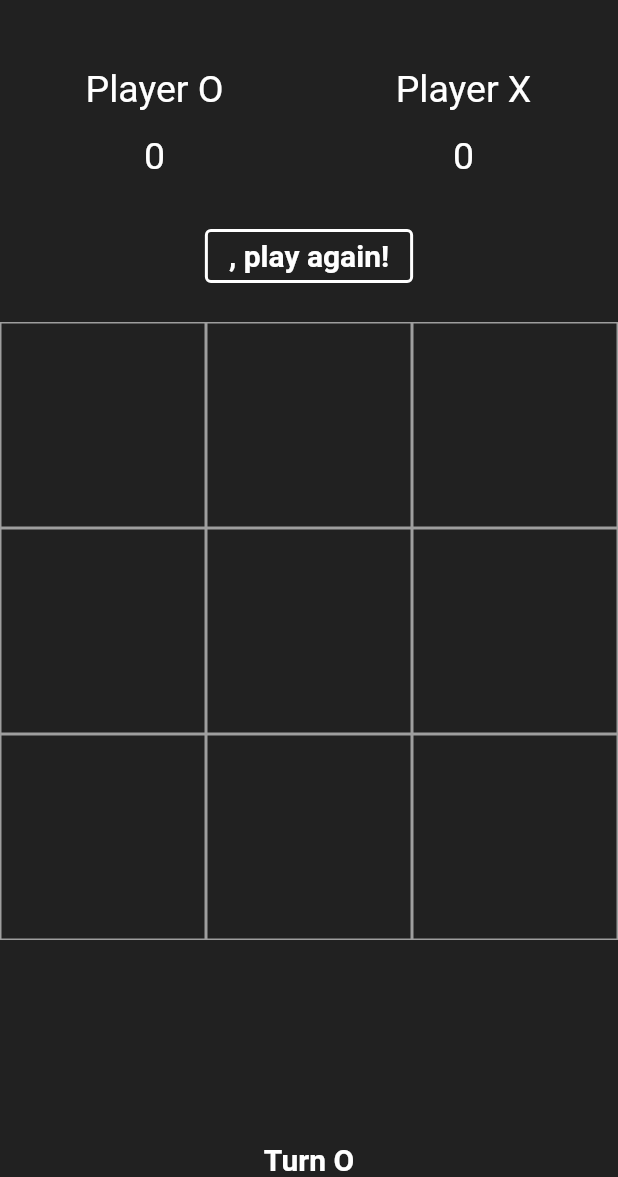
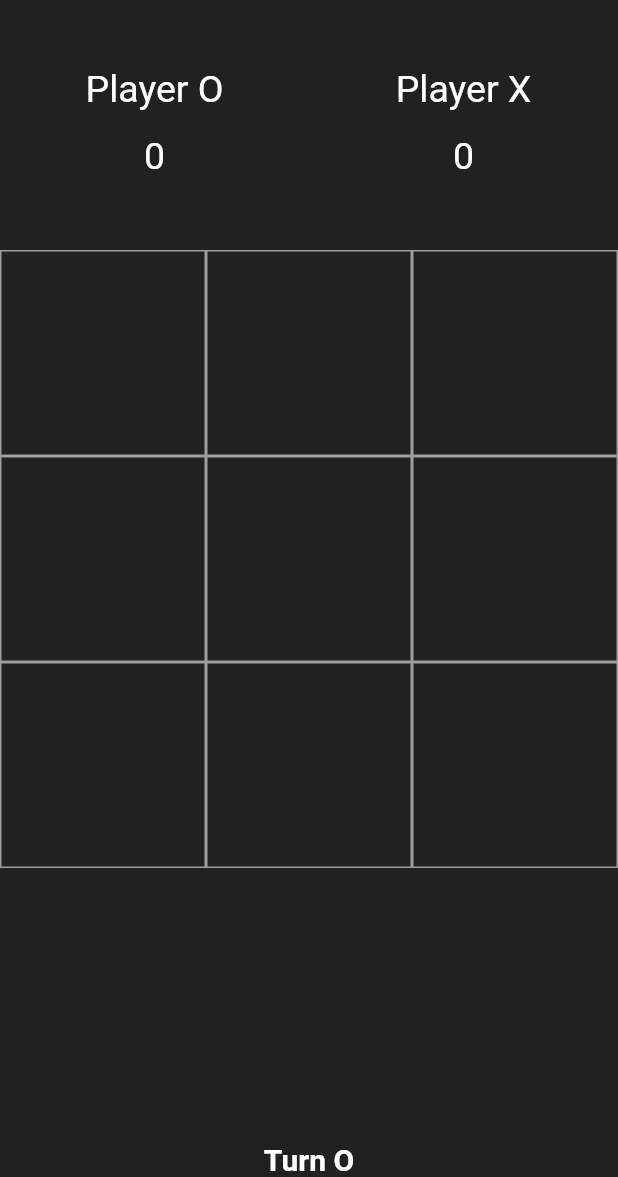
Before and after one commit to amirahmadadibi/tic_tac_toe, a Flutter app: the screen it shows after launch, on a phone screen of 412 x 824 dp, the part 59-1236 px from its top. Run offline on Flutter 3.47's test engine with Material 2 defaults, Android fonts, the phone set to English and light mode, and no system bars.

Commit message:
week7 E20 hanlde show result button using visibity widget

```diff
--- a/lib/screens/home_screen.dart
+++ b/lib/screens/home_screen.dart
@@ -58,7 +58,9 @@ class _HomeState extends State<Home> {
   }
 
   Widget getResultButton() {
-    return OutlinedButton(
+    return Visibility(
+      visible: gameHasResult,
+      child: OutlinedButton(
         style: OutlinedButton.styleFrom(
           primary: Colors.white,
           side: BorderSide(color: Colors.white, width: 2),
@@ -73,6 +75,7 @@ class _HomeState extends State<Home> {
           '$winnerTitle, play again!',
           style: TextStyle(
               color: Colors.white, fontSize: 20, fontWeight: FontWeight.bold),
+        ),
       ),
     );
   }
```
Lines whose indentation alone changed are shown as unchanged.
